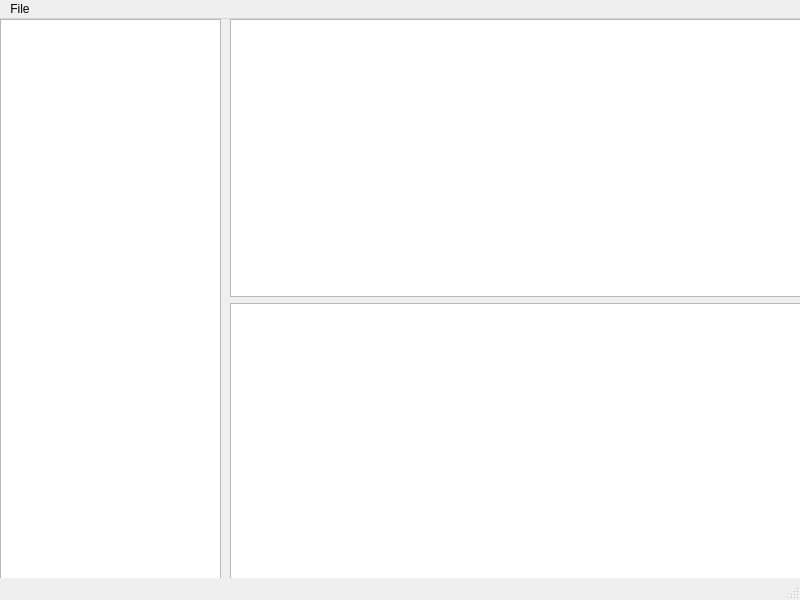
Before: the Qt Designer form gui/gui.ui in budjako/aDB, drawn with Qt 5.
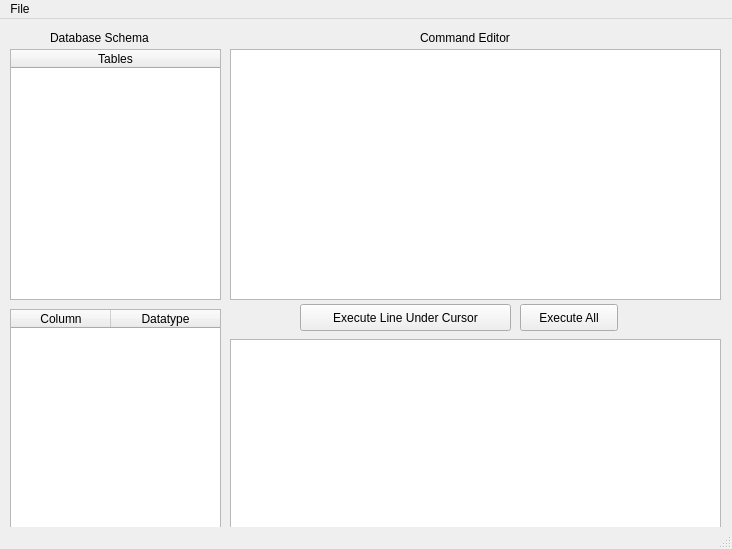
After: the same form once the commit is applied.

Diff of the .ui file:
```diff
--- a/gui/gui.ui
+++ b/gui/gui.ui
@@ -6,46 +6,264 @@
    <rect>
     <x>0</x>
     <y>0</y>
-    <width>800</width>
-    <height>600</height>
+    <width>732</width>
+    <height>549</height>
    </rect>
   </property>
   <property name="windowTitle">
    <string>MainWindow</string>
   </property>
   <widget class="QWidget" name="centralwidget">
-   <widget class="QWidget" name="horizontalLayoutWidget">
+   <widget class="QTableWidget" name="tableWidget">
+    <property name="enabled">
+     <bool>true</bool>
+    </property>
     <property name="geometry">
      <rect>
-      <x>0</x>
-      <y>0</y>
-      <width>221</width>
-      <height>561</height>
+      <x>10</x>
+      <y>30</y>
+      <width>211</width>
+      <height>251</height>
      </rect>
     </property>
-    <layout class="QHBoxLayout" name="horizontalLayout">
-     <item>
-      <widget class="QTreeView" name="trv"/>
-     </item>
-    </layout>
+    <property name="styleSheet">
+     <string notr="true"/>
+    </property>
+    <property name="autoScroll">
+     <bool>false</bool>
+    </property>
+    <property name="alternatingRowColors">
+     <bool>true</bool>
+    </property>
+    <property name="textElideMode">
+     <enum>Qt::ElideNone</enum>
+    </property>
+    <property name="showGrid">
+     <bool>true</bool>
+    </property>
+    <property name="gridStyle">
+     <enum>Qt::SolidLine</enum>
+    </property>
+    <property name="wordWrap">
+     <bool>false</bool>
+    </property>
+    <property name="cornerButtonEnabled">
+     <bool>false</bool>
+    </property>
+    <attribute name="horizontalHeaderVisible">
+     <bool>true</bool>
+    </attribute>
+    <attribute name="horizontalHeaderCascadingSectionResizes">
+     <bool>false</bool>
+    </attribute>
+    <attribute name="horizontalHeaderHighlightSections">
+     <bool>false</bool>
+    </attribute>
+    <attribute name="horizontalHeaderStretchLastSection">
+     <bool>true</bool>
+    </attribute>
+    <attribute name="verticalHeaderVisible">
+     <bool>false</bool>
+    </attribute>
+    <attribute name="verticalHeaderShowSortIndicator" stdset="0">
+     <bool>false</bool>
+    </attribute>
+    <attribute name="verticalHeaderStretchLastSection">
+     <bool>false</bool>
+    </attribute>
+    <column>
+     <property name="text">
+      <string>Tables</string>
+     </property>
+    </column>
    </widget>
-   <widget class="QWidget" name="horizontalLayoutWidget_2">
+   <widget class="QLabel" name="label">
     <property name="geometry">
      <rect>
+      <x>50</x>
+      <y>10</y>
+      <width>121</width>
+      <height>17</height>
+     </rect>
+    </property>
+    <property name="text">
+     <string>Database Schema</string>
+    </property>
+   </widget>
+   <widget class="QTextEdit" name="textEdit">
+    <property name="geometry">
+     <rect>
       <x>230</x>
-      <y>0</y>
-      <width>571</width>
-      <height>561</height>
+      <y>30</y>
+      <width>491</width>
+      <height>251</height>
      </rect>
     </property>
-    <layout class="QVBoxLayout" name="verticalLayout">
-     <item>
-      <widget class="QTextEdit" name="te"/>
-     </item>
-     <item>
-      <widget class="QTableView" name="tav"/>
-     </item>
-    </layout>
+   </widget>
+   <widget class="QTableWidget" name="tableWidget_2">
+    <property name="enabled">
+     <bool>true</bool>
+    </property>
+    <property name="geometry">
+     <rect>
+      <x>10</x>
+      <y>290</y>
+      <width>211</width>
+      <height>231</height>
+     </rect>
+    </property>
+    <property name="styleSheet">
+     <string notr="true"/>
+    </property>
+    <property name="autoScroll">
+     <bool>false</bool>
+    </property>
+    <property name="alternatingRowColors">
+     <bool>true</bool>
+    </property>
+    <property name="textElideMode">
+     <enum>Qt::ElideNone</enum>
+    </property>
+    <property name="showGrid">
+     <bool>true</bool>
+    </property>
+    <property name="gridStyle">
+     <enum>Qt::SolidLine</enum>
+    </property>
+    <property name="wordWrap">
+     <bool>false</bool>
+    </property>
+    <property name="cornerButtonEnabled">
+     <bool>false</bool>
+    </property>
+    <attribute name="horizontalHeaderVisible">
+     <bool>true</bool>
+    </attribute>
+    <attribute name="horizontalHeaderCascadingSectionResizes">
+     <bool>false</bool>
+    </attribute>
+    <attribute name="horizontalHeaderHighlightSections">
+     <bool>false</bool>
+    </attribute>
+    <attribute name="horizontalHeaderStretchLastSection">
+     <bool>true</bool>
+    </attribute>
+    <attribute name="verticalHeaderVisible">
+     <bool>false</bool>
+    </attribute>
+    <attribute name="verticalHeaderShowSortIndicator" stdset="0">
+     <bool>false</bool>
+    </attribute>
+    <attribute name="verticalHeaderStretchLastSection">
+     <bool>false</bool>
+    </attribute>
+    <column>
+     <property name="text">
+      <string>Column</string>
+     </property>
+    </column>
+    <column>
+     <property name="text">
+      <string>Datatype</string>
+     </property>
+    </column>
+   </widget>
+   <widget class="QPushButton" name="pushButton">
+    <property name="geometry">
+     <rect>
+      <x>300</x>
+      <y>285</y>
+      <width>211</width>
+      <height>27</height>
+     </rect>
+    </property>
+    <property name="text">
+     <string>Execute Line Under Cursor</string>
+    </property>
+   </widget>
+   <widget class="QPushButton" name="pushButton_2">
+    <property name="geometry">
+     <rect>
+      <x>520</x>
+      <y>285</y>
+      <width>98</width>
+      <height>27</height>
+     </rect>
+    </property>
+    <property name="text">
+     <string>Execute All</string>
+    </property>
+   </widget>
+   <widget class="QLabel" name="label_2">
+    <property name="geometry">
+     <rect>
+      <x>420</x>
+      <y>10</y>
+      <width>121</width>
+      <height>17</height>
+     </rect>
+    </property>
+    <property name="text">
+     <string>Command Editor</string>
+    </property>
+   </widget>
+   <widget class="QTableWidget" name="tableWidget_3">
+    <property name="enabled">
+     <bool>true</bool>
+    </property>
+    <property name="geometry">
+     <rect>
+      <x>230</x>
+      <y>320</y>
+      <width>491</width>
+      <height>201</height>
+     </rect>
+    </property>
+    <property name="styleSheet">
+     <string notr="true"/>
+    </property>
+    <property name="autoScroll">
+     <bool>false</bool>
+    </property>
+    <property name="alternatingRowColors">
+     <bool>true</bool>
+    </property>
+    <property name="textElideMode">
+     <enum>Qt::ElideNone</enum>
+    </property>
+    <property name="showGrid">
+     <bool>true</bool>
+    </property>
+    <property name="gridStyle">
+     <enum>Qt::SolidLine</enum>
+    </property>
+    <property name="wordWrap">
+     <bool>false</bool>
+    </property>
+    <property name="cornerButtonEnabled">
+     <bool>false</bool>
+    </property>
+    <attribute name="horizontalHeaderVisible">
+     <bool>true</bool>
+    </attribute>
+    <attribute name="horizontalHeaderCascadingSectionResizes">
+     <bool>false</bool>
+    </attribute>
+    <attribute name="horizontalHeaderHighlightSections">
+     <bool>false</bool>
+    </attribute>
+    <attribute name="horizontalHeaderStretchLastSection">
+     <bool>true</bool>
+    </attribute>
+    <attribute name="verticalHeaderVisible">
+     <bool>false</bool>
+    </attribute>
+    <attribute name="verticalHeaderShowSortIndicator" stdset="0">
+     <bool>false</bool>
+    </attribute>
+    <attribute name="verticalHeaderStretchLastSection">
+     <bool>false</bool>
+    </attribute>
    </widget>
   </widget>
   <widget class="QMenuBar" name="menubar">
@@ -53,8 +271,8 @@
     <rect>
      <x>0</x>
      <y>0</y>
-     <width>800</width>
-     <height>21</height>
+     <width>732</width>
+     <height>25</height>
     </rect>
    </property>
    <widget class="QMenu" name="menuFile">
```
Left out of the diff: 6 changed lines with no effect on the pictures.
